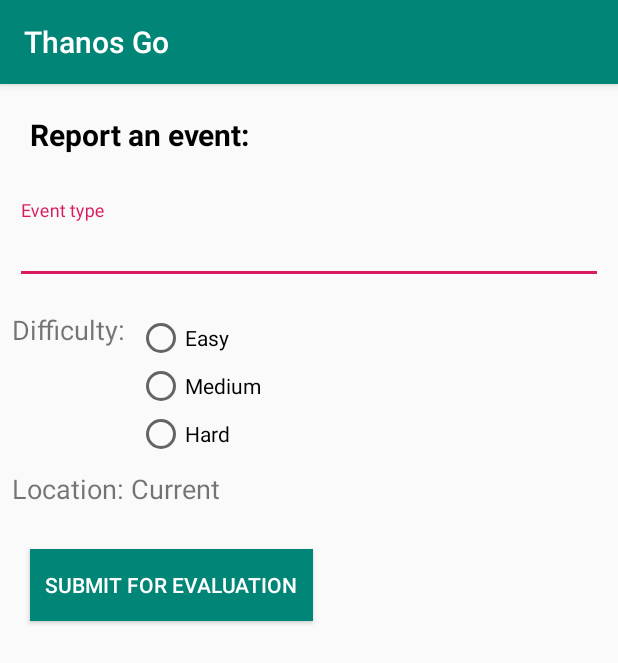
After one commit to Chirag-sam/ThanosGo, an Android app: the ReportActivity screen opened directly, with no data from a screen before it, on a phone screen of 412 x 824 dp. The commit adds this screen. Shown: the top 663 px of the screen. Run offline under Robolectric (Android 15) with nearby library versions, the phone set to English and light mode, and no system bars.

Commit message:
Add a new activity for reporting an event

```diff
--- a/client/app/src/main/AndroidManifest.xml
+++ b/client/app/src/main/AndroidManifest.xml
@@ -10,7 +10,6 @@
     <uses-permission android:name="android.permission.INTERNET"/>
     <uses-permission android:name="android.permission.ACCESS_NETWORK_STATE"/>
 
-
     <application
             android:allowBackup="true"
             android:icon="@mipmap/ic_launcher"
@@ -18,13 +17,14 @@
             android:roundIcon="@mipmap/ic_launcher_round"
             android:supportsRtl="true"
             android:theme="@style/AppTheme">
+        <activity android:name=".ReportActivity"/>
+
         <activity android:name=".AuthActivity">
             <intent-filter>
                 <action android:name="android.intent.action.MAIN"/>
 
                 <category android:name="android.intent.category.LAUNCHER"/>
             </intent-filter>
-
         </activity>
         <!--
              The API key for Google Maps-based APIs is defined as a string resource.
@@ -43,11 +43,11 @@
                 android:label="@string/title_activity_maps"
                 android:theme="@style/AppThemeNoAction">
         </activity>
-        <activity android:name=".MainActivity"
-        android:theme="@style/AppThemeNoAction"/>
+        <activity
+                android:name=".MainActivity"
+                android:theme="@style/AppThemeNoAction"/>
 
         <service android:name="org.eclipse.paho.android.service.MqttService"/>
-
     </application>
 
 </manifest>
--- a/client/app/src/main/java/com/angelhack/thanosgo/MainActivity.kt
+++ b/client/app/src/main/java/com/angelhack/thanosgo/MainActivity.kt
@@ -2,7 +2,6 @@ package com.angelhack.thanosgo
 
 import androidx.appcompat.app.AppCompatActivity
 import android.os.Bundle
-import androidx.appcompat.app.ActionBar
 import androidx.fragment.app.Fragment
 import android.view.MenuItem
 import com.amazonaws.mobile.config.AWSConfiguration
@@ -11,10 +10,7 @@ import com.angelhack.thanosgo.fragments.EventsFragment
 import com.google.android.material.bottomnavigation.BottomNavigationView
 import kotlinx.android.synthetic.main.activity_main.*
 import com.apollographql.apollo.exception.ApolloException
-import javax.annotation.Nonnull
 import com.apollographql.apollo.GraphQLCall
-import android.R.attr.name
-import android.R.attr.description
 import android.content.Intent
 import android.util.Log
 import com.apollographql.apollo.api.Response
@@ -25,13 +21,9 @@ import type.CreateEventInput
 import android.widget.Toast
 import android.view.Menu
 import com.amazonaws.mobile.client.*
-import com.amazonaws.mobile.client.results.SignInResult
-import android.R.attr.password
-import android.widget.Toolbar
 import com.amazonaws.mobile.client.AWSMobileClient
-import com.amazonaws.mobile.client.UserStateDetails
-import com.amazonaws.mobile.client.UserStateListener
 import com.angelhack.thanosgo.fragments.ProfileFragment
+import org.jetbrains.anko.startActivity
 
 
 class MainActivity : AppCompatActivity() {
@@ -162,8 +154,11 @@ class MainActivity : AppCompatActivity() {
                 AWSMobileClient.getInstance().signOut()
                 return true
             }
+            R.id.report -> {
+               startActivity<ReportActivity>()
+                return true
+            }
             else -> return super.onOptionsItemSelected(item)
         }
-
     }
 }
--- a/client/app/src/main/java/com/angelhack/thanosgo/MapsActivity.kt
+++ b/client/app/src/main/java/com/angelhack/thanosgo/MapsActivity.kt
@@ -26,9 +26,7 @@ import com.google.android.gms.location.LocationCallback
 import com.google.android.gms.location.LocationRequest
 import com.google.android.gms.maps.model.Marker
 import com.google.android.gms.tasks.OnSuccessListener
-
-
-
+import org.jetbrains.anko.support.v4.startActivity
 
 
 class MapsActivity : AppCompatActivity(), OnMapReadyCallback, GoogleMap.OnMarkerClickListener {
--- /dev/null
+++ b/client/app/src/main/java/com/angelhack/thanosgo/ReportActivity.kt
@@ -0,0 +1,12 @@
+package com.angelhack.thanosgo
+
+import androidx.appcompat.app.AppCompatActivity
+import android.os.Bundle
+
+class ReportActivity : AppCompatActivity() {
+
+    override fun onCreate(savedInstanceState: Bundle?) {
+        super.onCreate(savedInstanceState)
+        setContentView(R.layout.activity_report)
+    }
+}
--- a/client/app/src/main/res/layout/activity_maps.xml
+++ b/client/app/src/main/res/layout/activity_maps.xml
@@ -17,7 +17,7 @@
             android:layout_width="match_parent"
             android:layout_height="wrap_content"
             android:orientation="horizontal"
-            android:weightSum="2"
+            android:weightSum="1"
             android:layout_alignParentBottom="true"
             android:id="@+id/buttons_container">
 
@@ -28,12 +28,6 @@
                      android:layout_weight="1"
                      android:background="@color/white"
                      android:src="@drawable/ic_format_list_bulleted_black_24dp"/>
-        <ImageButton android:layout_width="wrap_content"
-                     android:layout_height="wrap_content"
-                     android:paddingTop="16dp"
-                     android:paddingBottom="16dp"
-                     android:layout_weight="1"
-                     android:background="@color/white"/>
 
     </LinearLayout>
 
--- /dev/null
+++ b/client/app/src/main/res/layout/activity_report.xml
@@ -0,0 +1,80 @@
+<?xml version="1.0" encoding="utf-8"?>
+<RelativeLayout
+        xmlns:android="http://schemas.android.com/apk/res/android"
+        xmlns:tools="http://schemas.android.com/tools"
+        xmlns:app="http://schemas.android.com/apk/res-auto"
+        android:layout_width="match_parent"
+        android:layout_height="match_parent"
+        tools:context=".ReportActivity">
+
+    <TextView android:layout_width="wrap_content"
+              android:layout_height="wrap_content"
+              android:id="@+id/report_text"
+              android:text="Report an event:"
+              android:textSize="20dp"
+              android:textStyle="bold"
+              android:textColor="@color/blackk"
+              android:layout_margin="20dp"/>
+
+    <com.google.android.material.textfield.TextInputLayout
+            android:layout_width="match_parent"
+            android:layout_height="wrap_content"
+            android:hint="Event type"
+            android:layout_below="@+id/report_text"
+            android:id="@+id/event_type_input"
+    android:layout_margin="10dp">
+
+        <com.google.android.material.textfield.TextInputEditText
+                android:layout_width="match_parent"
+                android:layout_height="wrap_content"/>
+
+    </com.google.android.material.textfield.TextInputLayout>
+
+    <TextView android:layout_width="wrap_content"
+              android:layout_height="wrap_content"
+              android:layout_below="@+id/event_type_input"
+              android:textSize="18dp"
+              android:text="Difficulty:"
+              android:layout_margin="8dp"
+              android:id="@+id/difficulty_text"/>
+
+    <RadioGroup android:layout_width="wrap_content"
+                android:layout_height="wrap_content"
+                android:layout_below="@+id/event_type_input"
+                android:layout_toRightOf="@+id/difficulty_text"
+                android:orientation="vertical"
+                android:layout_marginTop="10dp"
+                android:id="@+id/radio_group">
+        <RadioButton android:layout_width="wrap_content"
+                     android:layout_height="wrap_content"
+                     android:text="Easy"
+                     android:id="@+id/easy_radio"/>
+        <RadioButton android:layout_width="wrap_content"
+                     android:layout_height="wrap_content"
+                     android:text="Medium"
+                     android:id="@+id/medium_radio"/>
+        <RadioButton android:layout_width="wrap_content"
+                     android:layout_height="wrap_content"
+                     android:text="Hard"
+                     android:id="@+id/hard_radio"/>
+    </RadioGroup>
+
+    <TextView android:layout_width="wrap_content"
+              android:layout_height="wrap_content"
+              android:textSize="18dp"
+              android:text="Location: Current"
+              android:layout_below="@+id/radio_group"
+              android:layout_margin="8dp"
+              android:id="@+id/location_text"/>
+
+    <Button android:layout_width="wrap_content"
+            android:layout_height="wrap_content"
+            android:background="@color/colorPrimary"
+            android:textColor="@color/white"
+            android:id="@+id/submit_button"
+            android:text="SUBMIT FOR EVALUATION"
+            android:padding="10dp"
+            android:layout_below="@+id/location_text"
+            android:layout_margin="20dp"/>
+
+</RelativeLayout>
--- a/client/app/src/main/res/menu/options_menu.xml
+++ b/client/app/src/main/res/menu/options_menu.xml
@@ -5,4 +5,7 @@
     <item android:id="@+id/log_out"
           android:title="Log Out"/>
 
+    <item android:id="@+id/report"
+          android:title="Report"/>
+
 </menu>
--- a/client/app/src/main/res/values/styles.xml
+++ b/client/app/src/main/res/values/styles.xml
@@ -3,8 +3,8 @@
     <!-- Base application theme. -->
     <style name="AppTheme" parent="Theme.AppCompat.Light.DarkActionBar">
         <!-- Customize your theme here. -->
-        <item name="colorPrimary">@color/white</item>
-        <item name="colorPrimaryDark">@color/white</item>
+        <item name="colorPrimary">@color/colorPrimary</item>
+        <item name="colorPrimaryDark">@color/colorPrimaryDark</item>
         <item name="colorAccent">@color/colorAccent</item>
         <item name="actionMenuTextColor">@color/colorPrimary</item>
     </style>
```
